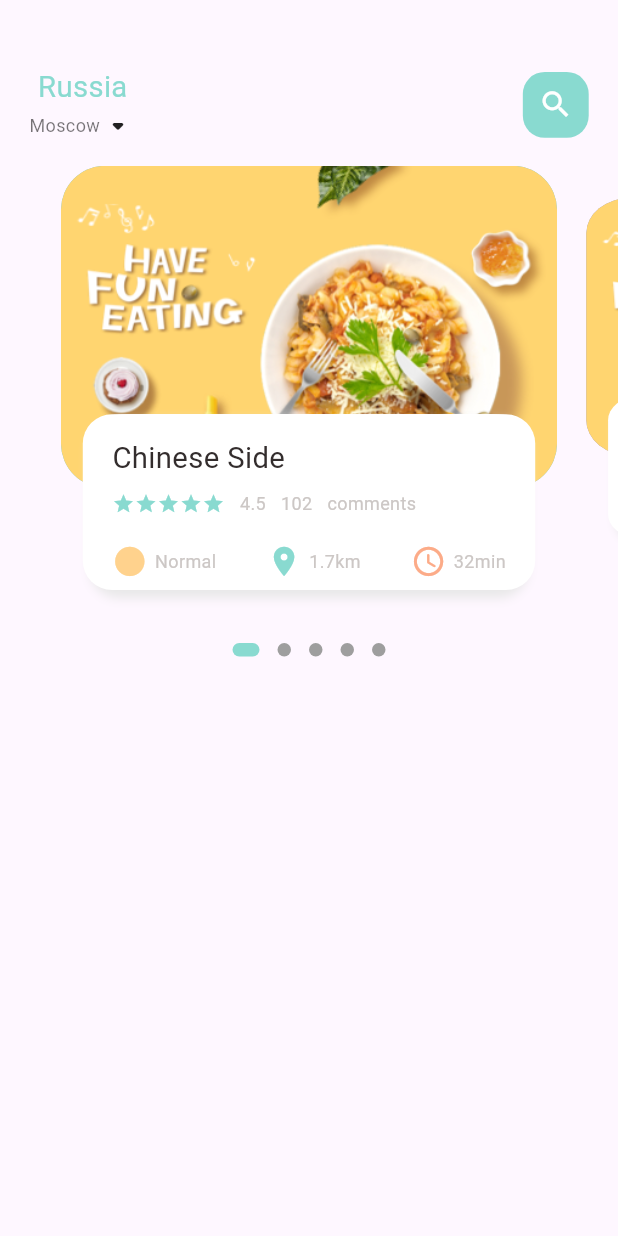
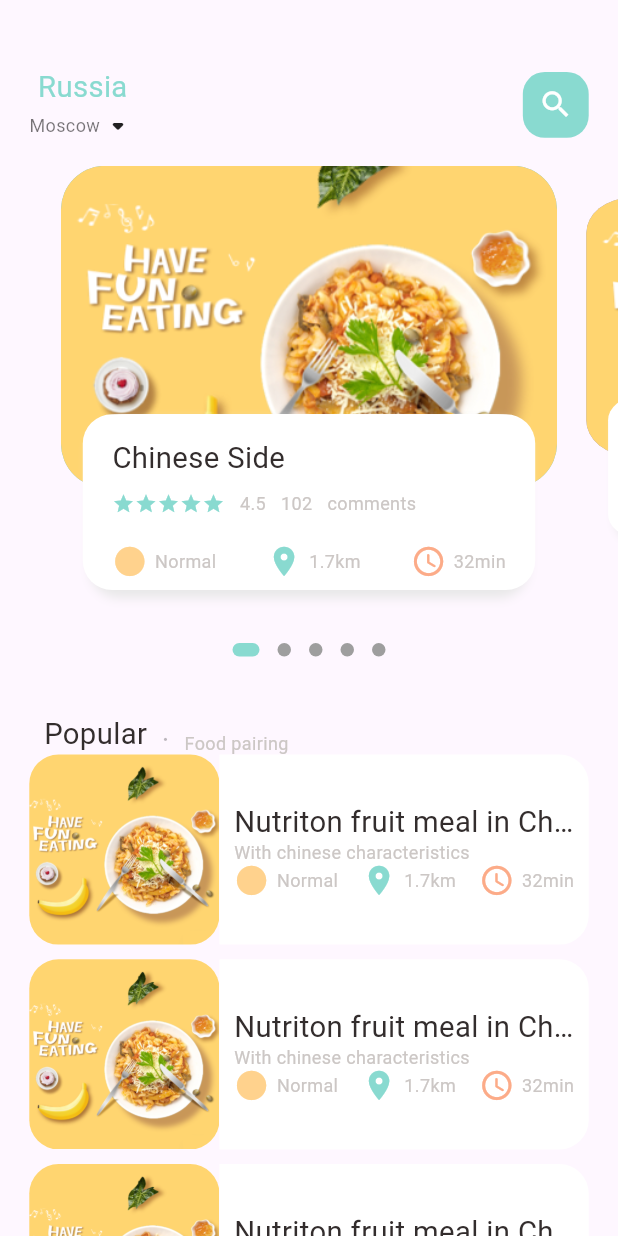
Before and after one commit to pioc-si/flutterEcommApp, a Flutter app: the MainFoodPage screen opened directly, on a phone screen of 412 x 824 dp. Run offline on Flutter 3.47's test engine with Material 3 defaults, Android fonts, the phone set to English and light mode, and no system bars; drawn by our look-alikes of dots_indicator; our stand-ins replace get.

Commit message:
add popular food page

```diff
--- a/lib/home/food_page_body.dart
+++ /dev/null
@@ -1,196 +0,0 @@
-import 'package:dots_indicator/dots_indicator.dart';
-import 'package:ecommapp/utils/colors.dart';
-import 'package:ecommapp/utils/dimensions.dart';
-import 'package:ecommapp/widgets/big_text.dart';
-import 'package:ecommapp/widgets/icon_and_text_widget.dart';
-import 'package:ecommapp/widgets/small_text.dart';
-import 'package:flutter/cupertino.dart';
-import 'package:flutter/material.dart';
-
-class FoodPageBody extends StatefulWidget {
-  const FoodPageBody({super.key});
-
-  @override
-  _FoodPageBodyState createState() => _FoodPageBodyState();
-}
-
-class _FoodPageBodyState extends State<FoodPageBody> {
-  PageController pageController = PageController(viewportFraction: 0.85);
-  var _currPageValue = 0.0;
-  double _scaleFactor = 0.8;
-  double _height = Dimensions.pageViewContainer;
-
-  @override
-  void initState() {
-    super.initState();
-    pageController.addListener(() {
-      setState(() {
-        _currPageValue = pageController.page!;
-      });
-    });
-  }
-
-  @override
-  void dispose() {
-    pageController.dispose();
-  }
-
-
-
-  @override
-  Widget build(BuildContext context) {
-    return Column(
-      children: [
-        Container(
-          //color: Colors.redAccent,
-          height: Dimensions.pageView,
-          child: PageView.builder(
-            controller: pageController,
-            itemCount: 5,
-            itemBuilder: (context, position) {
-              return _buildPageItem(position);
-            },
-          ),
-        ),
-        new DotsIndicator(
-          dotsCount: 5,
-          position: _currPageValue,
-          decorator: DotsDecorator(
-            activeColor: AppColors.mainColor,
-            size: const Size.square(9.0),
-            activeSize: const Size(18.0, 9.0),
-            activeShape: RoundedRectangleBorder(borderRadius: BorderRadius.circular(5.0)),
-          ),
-        )
-      ],
-    );
-  }
-
-  Widget _buildPageItem(int index) {
-
-    Matrix4 matrix = new Matrix4.identity();
-    if(index==_currPageValue.floor()) {
-      var currScale = 1-(_currPageValue-index)*(1-_scaleFactor);
-      var currTrans = _height*(1-currScale)/2;
-      matrix = Matrix4.diagonal3Values(1, currScale, 1)
-      ..setTranslationRaw(0, currTrans, 0);
-
-    } else if(index == _currPageValue.floor()+1){
-      var currScale = _scaleFactor+(_currPageValue-index+1)*(1-_scaleFactor);
-      var currTrans = _height*(1-currScale)/2;
-      matrix = Matrix4.diagonal3Values(1, currScale, 1);
-      matrix = Matrix4.diagonal3Values(1, currScale, 1)
-      ..setTranslationRaw(0, currTrans, 0);
-
-    }  else if(index == _currPageValue.floor()-1){
-      var currScale = 1-(_currPageValue-index)*(1-_scaleFactor);
-      var currTrans = _height*(1-currScale)/2;
-      matrix = Matrix4.diagonal3Values(1, currScale, 1);
-      matrix = Matrix4.diagonal3Values(1, currScale, 1)
-      ..setTranslationRaw(0, currTrans, 0);
-
-    } else {
-      var currScale = 0.8;
-      matrix = Matrix4.diagonal3Values(1, currScale, 1)..setTranslationRaw(0, _height*(1-_scaleFactor)/2, 1);
-
-    }
-
-
-    return Transform(
-      transform: matrix,
-      child: Stack(
-        children: [
-          Container(
-            height: Dimensions.pageViewContainer,
-            margin: EdgeInsets.only(left: Dimensions.width10, right: Dimensions.width10),
-            decoration: BoxDecoration(
-              borderRadius: BorderRadius.circular(Dimensions.radius30),
-              color: index.isEven ? Color(0xFF69c5df) : Color(0xFF9294cc),
-              image: DecorationImage(
-                fit: BoxFit.cover,
-                image: AssetImage("assets/images/food0.png"),
-              ),
-            ),
-          ),
-          Align(
-            alignment: Alignment.bottomCenter,
-            child: Container(
-              height: Dimensions.pageViewTextContainer,
-              margin: EdgeInsets.only(left: Dimensions.width30, right: Dimensions.width30, bottom: Dimensions.height30),
-              decoration: BoxDecoration(
-                borderRadius: BorderRadius.circular(Dimensions.radius20),
-                color: Colors.white,
-                boxShadow: [
-                  BoxShadow(
-                    color: Color(0xFFe8e8e8),
-                    blurRadius: 5.0,
-                    offset: Offset(0, 5)
-                  ),
-                  BoxShadow(
-                    color: Colors.white,
-                    offset: Offset(-5,0),
-                  ),
-                  BoxShadow(
-                    color: Colors.white,
-                    offset: Offset(5,0),
-                  ),
-                ]
-              ),
-              child: Container(
-                padding: EdgeInsets.only(top: Dimensions.height15, left: Dimensions.height15, right: Dimensions.height15),
-                child: Column(
-                  crossAxisAlignment: CrossAxisAlignment.start,
-                  children: [
-                    BigText(text: "Chinese Side"),
-                    SizedBox(height: Dimensions.height10, ),
-                    Row(
-                      children: [
-                        Wrap(
-                          children: List.generate(5, (index) {
-                              return Icon(
-                              Icons.star, color: AppColors.mainColor,size: 15);
-                              }),
-                              ),
-                              SizedBox(width: 10,),
-                              SmallText(text: "4.5",),
-                              SizedBox(width: 10,),
-                              SmallText(text: "102",),
-                              SizedBox(width: 10,),
-                              SmallText(text: "comments",),
-
-                      ],
-                    ),
-                    SizedBox(height: Dimensions.height20,),
-                    Row(
-                      mainAxisAlignment: MainAxisAlignment.spaceBetween,
-                      children: [
-                        IconAndTextWidget(
-                          icon: Icons.circle_sharp,
-                          text: "Normal",
-                          iconColor: AppColors.iconColor1
-                          ),
-                           IconAndTextWidget(
-                          icon: Icons.location_on,
-                          text: "1.7km",
-                          iconColor: AppColors.mainColor
-                          ),
-                           IconAndTextWidget(
-                          icon: Icons.access_time_rounded,
-                          text: "32min",
-                          iconColor: AppColors.iconColor2
-                          ),
-
-
-                    ],)
-                  ],
-                )
-              ),
-
-            ),
-          ),
-
-        ],
-      ),
-    );
-  }
-}
--- a/lib/main.dart
+++ b/lib/main.dart
@@ -1,4 +1,5 @@
-import 'package:ecommapp/home/main_food_page.dart';
+import 'package:ecommapp/pages/food/popular_food_detail.dart';
+import 'package:ecommapp/pages/home/main_food_page.dart';
 import 'package:flutter/material.dart';
 import 'package:get/get.dart';
 
@@ -17,7 +18,7 @@
 
         primarySwatch: Colors.blue,
       ),
-      home: MainFoodPage(),
+      home: PopularFoodDetail(),
     );
   }
 }
--- /dev/null
+++ b/lib/pages/food/popular_food_detail.dart
@@ -0,0 +1,110 @@
+import 'package:ecommapp/utils/colors.dart';
+import 'package:ecommapp/utils/dimensions.dart';
+import 'package:ecommapp/widgets/app_icon.dart';
+import 'package:ecommapp/widgets/big_text.dart';
+import 'package:ecommapp/widgets/icon_and_text_widget.dart';
+import 'package:ecommapp/widgets/small_text.dart';
+import 'package:flutter/cupertino.dart';
+import 'package:flutter/material.dart';
+
+class PopularFoodDetail extends StatelessWidget {
+  const PopularFoodDetail({super.key});
+
+  @override
+  Widget build(BuildContext context) {
+    return Scaffold(
+      body: Stack(
+        children: [
+          Positioned(
+            left: 0,
+            right: 0,
+            child: Container(
+              width: double.maxFinite,
+              height: Dimensions.popularFoodImageSize,
+              decoration: BoxDecoration(
+                image: DecorationImage(
+                  fit: BoxFit.cover,
+                  image: AssetImage("assets/images/food0.png"),
+                ),
+              ),
+            ),
+          ),
+          Positioned(
+            top: Dimensions.height45,
+            left: Dimensions.width20,
+            right: Dimensions.width20,
+            child: Row(
+              mainAxisAlignment: MainAxisAlignment.spaceBetween,
+              children: [
+                AppIcon(icon: Icons.arrow_back_ios),
+                AppIcon(icon: Icons.shopping_cart_outlined)
+
+
+          ],
+          ),
+          ),
+          Positioned(
+            left: 0,
+            right: 0,
+            top: Dimensions.popularFoodImageSize-20,
+            child: Container(
+              padding: EdgeInsets.only(left: Dimensions.width20, right: Dimensions.width20, top: Dimensions.height20),
+              decoration: BoxDecoration(
+                borderRadius: BorderRadius.circular(Dimensions.radius20),
+                color: Colors.white,
+              ),
+              child: Column(
+                  crossAxisAlignment: CrossAxisAlignment.start,
+                  children: [
+                    BigText(text: "Chinese Side"),
+                    SizedBox(height: Dimensions.height10),
+                    Row(
+                      children: [
+                        Wrap(
+                          children: List.generate(5, (index) {
+                            return Icon(
+                              Icons.star,
+                              color: AppColors.mainColor,
+                              size: 15,
+                            );
+                          }),
+                        ),
+                        SizedBox(width: 10),
+                        SmallText(text: "4.5"),
+                        SizedBox(width: 10),
+                        SmallText(text: "102"),
+                        SizedBox(width: 10),
+                        SmallText(text: "comments"),
+                      ],
+                    ),
+                    SizedBox(height: Dimensions.height20),
+                    Row(
+                      mainAxisAlignment: MainAxisAlignment.spaceBetween,
+                      children: [
+                        IconAndTextWidget(
+                          icon: Icons.circle_sharp,
+                          text: "Normal",
+                          iconColor: AppColors.iconColor1,
+                        ),
+                        IconAndTextWidget(
+                          icon: Icons.location_on,
+                          text: "1.7km",
+                          iconColor: AppColors.mainColor,
+                        ),
+                        IconAndTextWidget(
+                          icon: Icons.access_time_rounded,
+                          text: "32min",
+                          iconColor: AppColors.iconColor2,
+                        ),
+                      ],
+                    ),
+                  ],
+                )
+
+
+          ))
+        ],
+      ),
+    );
+  }
+}
--- /dev/null
+++ b/lib/pages/home/food_page_body.dart
@@ -0,0 +1,295 @@
+import 'package:dots_indicator/dots_indicator.dart';
+import 'package:ecommapp/utils/colors.dart';
+import 'package:ecommapp/utils/dimensions.dart';
+import 'package:ecommapp/widgets/big_text.dart';
+import 'package:ecommapp/widgets/icon_and_text_widget.dart';
+import 'package:ecommapp/widgets/small_text.dart';
+import 'package:flutter/cupertino.dart';
+import 'package:flutter/material.dart';
+
+class FoodPageBody extends StatefulWidget {
+  const FoodPageBody({super.key});
+
+  @override
+  _FoodPageBodyState createState() => _FoodPageBodyState();
+}
+
+class _FoodPageBodyState extends State<FoodPageBody> {
+  PageController pageController = PageController(viewportFraction: 0.85);
+  var _currPageValue = 0.0;
+  double _scaleFactor = 0.8;
+  double _height = Dimensions.pageViewContainer;
+
+  @override
+  void initState() {
+    super.initState();
+    pageController.addListener(() {
+      setState(() {
+        _currPageValue = pageController.page!;
+      });
+    });
+  }
+
+  @override
+  void dispose() {
+    pageController.dispose();
+  }
+
+  @override
+  Widget build(BuildContext context) {
+    return Column(
+      children: [
+        Container(
+          height: Dimensions.pageView,
+          child: PageView.builder(
+            controller: pageController,
+            itemCount: 5,
+            itemBuilder: (context, position) {
+              return _buildPageItem(position);
+            },
+          ),
+        ),
+        DotsIndicator(
+          dotsCount: 5,
+          position: _currPageValue,
+          decorator: DotsDecorator(
+            activeColor: AppColors.mainColor,
+            size: const Size.square(9.0),
+            activeSize: const Size(18.0, 9.0),
+            activeShape: RoundedRectangleBorder(
+              borderRadius: BorderRadius.circular(5.0),
+            ),
+          ),
+        ),
+        SizedBox(height: Dimensions.height30),
+        Container(
+          margin: EdgeInsets.only(left: Dimensions.width30),
+          child: Row(
+            crossAxisAlignment: CrossAxisAlignment.end,
+            children: [
+              BigText(text: "Popular"),
+              SizedBox(width: Dimensions.width10),
+              Container(
+                margin: const EdgeInsets.only(bottom: 2),
+                child: BigText(text: ".", color: Colors.black26),
+              ),
+              SizedBox(width: Dimensions.width10),
+              Container(child: SmallText(text: "Food pairing")),
+            ],
+          ),
+        ),
+
+        ListView.builder(
+            physics: NeverScrollableScrollPhysics(),
+            shrinkWrap: true,
+            itemCount: 10,
+            itemBuilder: (context, index) {
+              return Container(
+                margin: EdgeInsets.only(
+                  left: Dimensions.width20,
+                  right: Dimensions.width20,
+                  bottom: Dimensions.height10,
+                ),
+                child: Row(
+                  children: [
+                    Container(
+                      width: Dimensions.listViewImageSize,
+                      height:  Dimensions.listViewImageSize,
+                      decoration: BoxDecoration(
+                        borderRadius: BorderRadius.circular(
+                          Dimensions.radius20,
+                        ),
+                        color: Colors.white38,
+                        image: DecorationImage(
+                          fit: BoxFit.cover,
+                          image: AssetImage("assets/images/food0.png"),
+                        ),
+                      ),
+                    ),
+                    Expanded(
+                      child: Container(
+                        height:  Dimensions.listViewImageSize,
+                        decoration: BoxDecoration(
+                          borderRadius: BorderRadius.only(
+                            topRight: Radius.circular(Dimensions.radius20),
+                            bottomRight: Radius.circular(Dimensions.radius20),
+                          ),
+                          color: Colors.white,
+                        ),
+                        child: Padding(
+                          padding: EdgeInsets.only(
+                            left: Dimensions.width10,
+                            right: Dimensions.width10,
+                          ),
+                          child: Column(
+                            crossAxisAlignment: CrossAxisAlignment.start,
+                            mainAxisAlignment: MainAxisAlignment.center,
+                            children: [
+                              BigText(text: "Nutriton fruit meal in China"),
+                              SizedBox(width: Dimensions.height10,),
+                              SmallText(text: "With chinese characteristics"),
+                              SizedBox(width: Dimensions.height10,),
+
+                              Row(
+                                mainAxisAlignment:
+                                    MainAxisAlignment.spaceBetween,
+                                children: [
+                                  IconAndTextWidget(
+                                    icon: Icons.circle_sharp,
+                                    text: "Normal",
+                                    iconColor: AppColors.iconColor1,
+                                  ),
+                                  IconAndTextWidget(
+                                    icon: Icons.location_on,
+                                    text: "1.7km",
+                                    iconColor: AppColors.mainColor,
+                                  ),
+                                  IconAndTextWidget(
+                                    icon: Icons.access_time_rounded,
+                                    text: "32min",
+                                    iconColor: AppColors.iconColor2,
+                                  ),
+                                ],
+                              ),
+                            ],
+                          ),
+                        ),
+                      ),
+                    ),
+                  ],
+                ),
+              );
+            },
+          ),
+      ],
+    );
+  }
+
+  Widget _buildPageItem(int index) {
+    Matrix4 matrix = new Matrix4.identity();
+    if (index == _currPageValue.floor()) {
+      var currScale = 1 - (_currPageValue - index) * (1 - _scaleFactor);
+      var currTrans = _height * (1 - currScale) / 2;
+      matrix = Matrix4.diagonal3Values(1, currScale, 1)
+        ..setTranslationRaw(0, currTrans, 0);
+    } else if (index == _currPageValue.floor() + 1) {
+      var currScale =
+          _scaleFactor + (_currPageValue - index + 1) * (1 - _scaleFactor);
+      var currTrans = _height * (1 - currScale) / 2;
+      matrix = Matrix4.diagonal3Values(1, currScale, 1);
+      matrix = Matrix4.diagonal3Values(1, currScale, 1)
+        ..setTranslationRaw(0, currTrans, 0);
+    } else if (index == _currPageValue.floor() - 1) {
+      var currScale = 1 - (_currPageValue - index) * (1 - _scaleFactor);
+      var currTrans = _height * (1 - currScale) / 2;
+      matrix = Matrix4.diagonal3Values(1, currScale, 1);
+      matrix = Matrix4.diagonal3Values(1, currScale, 1)
+        ..setTranslationRaw(0, currTrans, 0);
+    } else {
+      var currScale = 0.8;
+      matrix = Matrix4.diagonal3Values(1, currScale, 1)
+        ..setTranslationRaw(0, _height * (1 - _scaleFactor) / 2, 1);
+    }
+
+    return Transform(
+      transform: matrix,
+      child: Stack(
+        children: [
+          Container(
+            height: Dimensions.pageViewContainer,
+            margin: EdgeInsets.only(
+              left: Dimensions.width10,
+              right: Dimensions.width10,
+            ),
+            decoration: BoxDecoration(
+              borderRadius: BorderRadius.circular(Dimensions.radius30),
+              color: index.isEven ? Color(0xFF69c5df) : Color(0xFF9294cc),
+              image: DecorationImage(
+                fit: BoxFit.cover,
+                image: AssetImage("assets/images/food0.png"),
+              ),
+            ),
+          ),
+          Align(
+            alignment: Alignment.bottomCenter,
+            child: Container(
+              height: Dimensions.pageViewTextContainer,
+              margin: EdgeInsets.only(
+                left: Dimensions.width30,
+                right: Dimensions.width30,
+                bottom: Dimensions.height30,
+              ),
+              decoration: BoxDecoration(
+                borderRadius: BorderRadius.circular(Dimensions.radius20),
+                color: Colors.white,
+                boxShadow: [
+                  BoxShadow(
+                    color: Color(0xFFe8e8e8),
+                    blurRadius: 5.0,
+                    offset: Offset(0, 5),
+                  ),
+                  BoxShadow(color: Colors.white, offset: Offset(-5, 0)),
+                  BoxShadow(color: Colors.white, offset: Offset(5, 0)),
+                ],
+              ),
+              child: Container(
+                padding: EdgeInsets.only(
+                  top: Dimensions.height15,
+                  left: Dimensions.height15,
+                  right: Dimensions.height15,
+                ),
+                child: Column(
+                  crossAxisAlignment: CrossAxisAlignment.start,
+                  children: [
+                    BigText(text: "Chinese Side"),
+                    SizedBox(height: Dimensions.height10),
+                    Row(
+                      children: [
+                        Wrap(
+                          children: List.generate(5, (index) {
+                            return Icon(
+                              Icons.star,
+                              color: AppColors.mainColor,
+                              size: 15,
+                            );
+                          }),
+                        ),
+                        SizedBox(width: 10),
+                        SmallText(text: "4.5"),
+                        SizedBox(width: 10),
+                        SmallText(text: "102"),
+                        SizedBox(width: 10),
+                        SmallText(text: "comments"),
+                      ],
+                    ),
+                    SizedBox(height: Dimensions.height20),
+                    Row(
+                      mainAxisAlignment: MainAxisAlignment.spaceBetween,
+                      children: [
+                        IconAndTextWidget(
+                          icon: Icons.circle_sharp,
+                          text: "Normal",
+                          iconColor: AppColors.iconColor1,
+                        ),
+                        IconAndTextWidget(
+                          icon: Icons.location_on,
+                          text: "1.7km",
+                          iconColor: AppColors.mainColor,
+                        ),
+                        IconAndTextWidget(
+                          icon: Icons.access_time_rounded,
+                          text: "32min",
+                          iconColor: AppColors.iconColor2,
+                        ),
+                      ],
+                    ),
+                  ],
+                ),
+              ),
+            ),
+          ),
+        ],
+      ),
+    );
+  }
+}
--- a/lib/home/main_food_page.dart
+++ b/lib/pages/home/main_food_page.dart
@@ -1,5 +1,5 @@
 
-import 'package:ecommapp/home/food_page_body.dart';
+import 'package:ecommapp/pages/home/food_page_body.dart';
 import 'package:ecommapp/utils/colors.dart';
 import 'package:ecommapp/utils/dimensions.dart';
 import 'package:ecommapp/widgets/big_text.dart';
@@ -53,7 +53,10 @@
             ),
           ),
 
-          FoodPageBody(),
+          Expanded(
+            child: SingleChildScrollView(
+              child: FoodPageBody(),
+            )),
         ],
       ),
     );
--- /dev/null
+++ b/lib/widgets/app_icon.dart
@@ -0,0 +1,36 @@
+import 'package:ecommapp/utils/dimensions.dart';
+import 'package:flutter/material.dart';
+
+class AppIcon extends StatelessWidget {
+  final IconData icon;
+  final Color backgroundColor;
+  final iconColor;
+  final double size;
+  final double IconSize;
+
+  AppIcon({
+    Key? key,
+    required this.icon,
+    this.backgroundColor = const Color(0xFFfcf4e4),
+    this.iconColor = const Color(0xFF756d54),
+    this.size = 40,
+    this.IconSize = 16,
+  }) : super(key: key);
+
+  @override
+  Widget build(BuildContext context) {
+    return Container(
+      width: size,
+      height: size,
+      decoration: BoxDecoration(
+        borderRadius: BorderRadius.circular(size / 2),
+        color: backgroundColor,
+      ),
+      child: Icon(
+        icon,
+        color: iconColor,
+        size: Dimensions.iconSize16,
+      ),
+    );
+  }
+}
```
